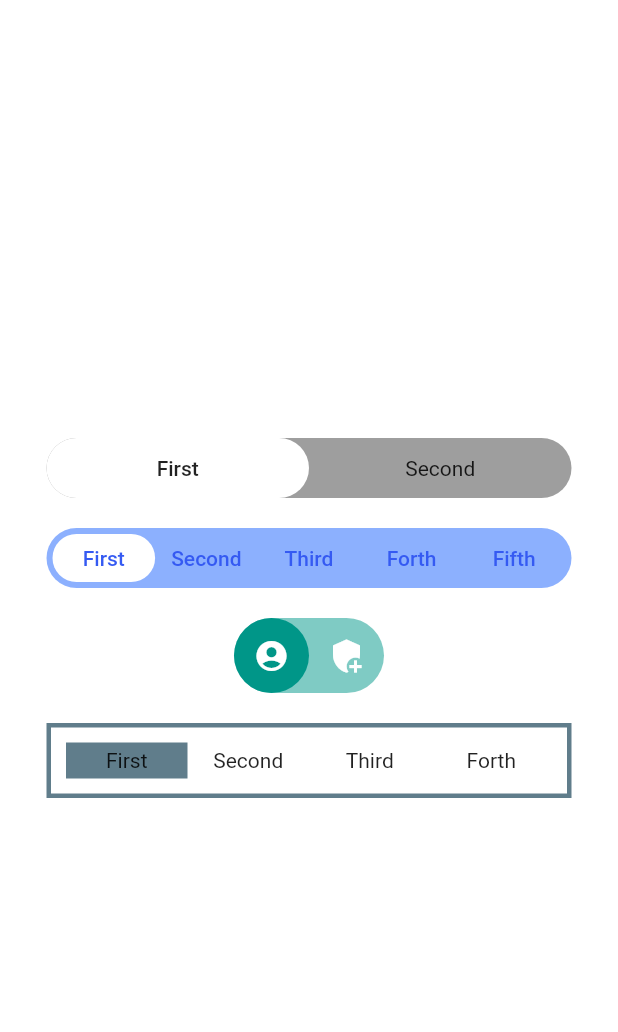
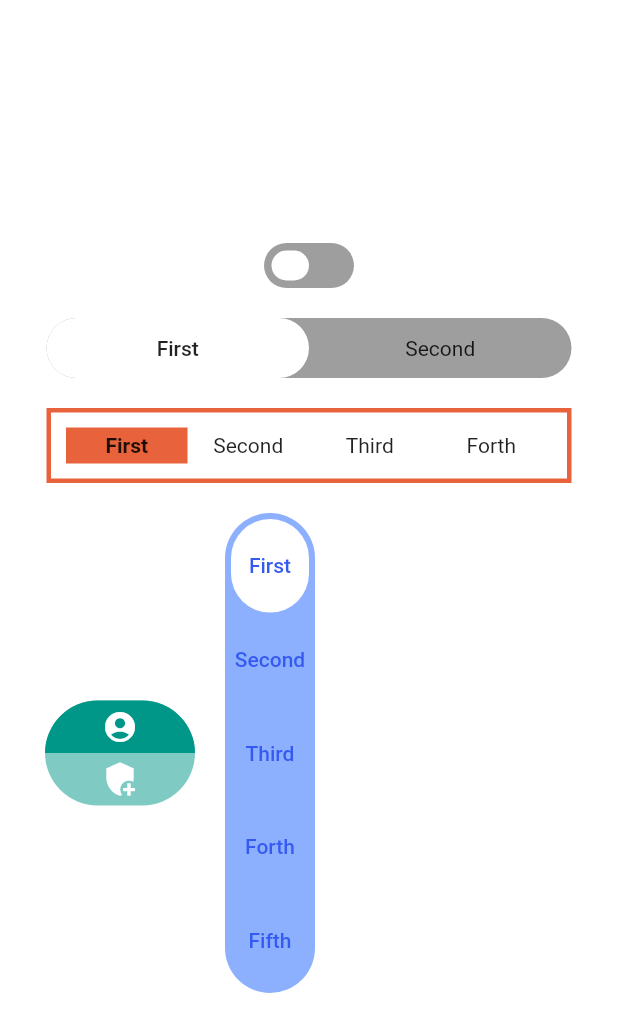
Before and after one commit to chahohbily/slide_switcher, a Flutter app: the screen it shows after launch, after a tap on "First", on a phone screen of 412 x 824 dp. Shown: the top 1032 px of the screen. Run offline on Flutter 3.47's test engine with Material 2 defaults, Android fonts, the phone set to English and light mode, and no system bars.

Commit message:
* Adding the ability to make vertical sliders * Adding the ability to impose a shadow on the container * Editing the container size error

```diff
--- a/example/lib/main.dart
+++ b/example/lib/main.dart
@@ -33,32 +33,115 @@ class _MyHomePageState extends State<MyHomePage> {
   @override
   Widget build(BuildContext context) {
     return Scaffold(
+      backgroundColor: switcherIndex1 == 0
+          ? Colors.white10.withOpacity(0.27)
+          : Colors.white10.withOpacity(0.2),
       body: Center(
         child: Column(
           mainAxisAlignment: MainAxisAlignment.center,
           children: [
             SlideSwitcher(
                 children: [
+                  Container(),
+                  Container(),
+                ],
+                containerHeight: 30,
+                containerWight: 60,
+                onSelect: (int index) => setState(() => switcherIndex1 = index),
+                indents: 5,
+                containerColor:
+                    switcherIndex1 == 0 ? Colors.grey : Colors.indigo.shade300),
+            const SizedBox(height: 20),
+            SlideSwitcher(
+              children: [
                 Text(
                   'First',
                   style: TextStyle(
-                      fontWeight: switcherIndex1 == 0
+                      fontWeight: switcherIndex2 == 0
                           ? FontWeight.w500
                           : FontWeight.w400),
                 ),
                 Text(
                   'Second',
                   style: TextStyle(
-                      fontWeight: switcherIndex1 == 1
+                      fontWeight: switcherIndex2 == 1
                           ? FontWeight.w500
                           : FontWeight.w400),
                 ),
               ],
-              onSelect: (index) => setState(() => switcherIndex1 = index),
+              onSelect: (index) => setState(() => switcherIndex2 = index),
               containerHeight: 40,
               containerWight: 350,
             ),
             const SizedBox(height: 20),
+            SlideSwitcher(
+              children: [
+                Text(
+                  'First',
+                  style: TextStyle(
+                      fontWeight: switcherIndex3 == 0
+                          ? FontWeight.w600
+                          : FontWeight.w400),
+                ),
+                Text(
+                  'Second',
+                  style: TextStyle(
+                      fontWeight: switcherIndex3 == 1
+                          ? FontWeight.w600
+                          : FontWeight.w400),
+                ),
+                Text(
+                  'Third',
+                  style: TextStyle(
+                      fontWeight: switcherIndex3 == 2
+                          ? FontWeight.w600
+                          : FontWeight.w400),
+                ),
+                Text(
+                  'Forth',
+                  style: TextStyle(
+                      fontWeight: switcherIndex3 == 3
+                          ? FontWeight.w600
+                          : FontWeight.w400),
+                ),
+              ],
+              onSelect: (int index) => setState(() => switcherIndex3 = index),
+              containerBorderRadius: 0,
+              indents: 10,
+              containerBorder: Border.all(
+                width: 3,
+                color: const Color.fromRGBO(232, 99, 60, 1.0),
+              ),
+              containerColor: Colors.white,
+              slidersColors: const [
+                const Color.fromRGBO(232, 99, 60, 1.0),
+              ],
+              containerHeight: 50,
+              containerWight: 350,
+            ),
+            const SizedBox(height: 20),
+            Row(
+              children: [
+                const SizedBox(width: 30),
+                SlideSwitcher(
+                  children: const [
+                    Icon(
+                      Icons.account_circle_rounded,
+                      color: Colors.white,
+                    ),
+                    Icon(
+                      Icons.add_moderator,
+                      color: Colors.white,
+                    ),
+                  ],
+                  onSelect: (index) {},
+                  direction: Axis.vertical,
+                  containerColor: Colors.teal.withOpacity(0.5),
+                  slidersColors: const [Colors.teal],
+                  containerHeight: 70,
+                  containerWight: 100,
+                ),
+                const SizedBox(width: 20),
                 SlideSwitcher(
                   children: const [
                     Text(
@@ -99,50 +182,13 @@ class _MyHomePageState extends State<MyHomePage> {
                   ],
                   onSelect: (index) {},
                   slidersColors: const [Colors.white],
-              containerHeight: 40,
-              containerWight: 350,
+                  containerHeight: 320,
+                  containerWight: 60,
                   indents: 4,
+                  direction: Axis.vertical,
                   containerColor: const Color.fromRGBO(140, 176, 254, 1),
                 ),
-            const SizedBox(height: 20),
-            SlideSwitcher(
-              children: const [
-                Icon(
-                  Icons.account_circle_rounded,
-                  color: Colors.white,
-                ),
-                Icon(
-                  Icons.add_moderator,
-                  color: Colors.white,
-                ),
               ],
-              onSelect: (index) {},
-              containerColor: Colors.teal.withOpacity(0.5),
-              slidersColors: const [Colors.teal],
-              containerHeight: 50,
-              containerWight: 100,
-            ),
-            const SizedBox(height: 20),
-            SlideSwitcher(
-              children: const [
-                Text('First'),
-                Text('Second'),
-                Text('Third'),
-                Text('Forth'),
-              ],
-              onSelect: (index) {},
-              containerBorderRadius: 0,
-              indents: 10,
-              containerBorder: Border.all(
-                width: 3,
-                color: Colors.blueGrey,
-              ),
-              containerColor: Colors.white,
-              slidersColors: const [
-                Colors.blueGrey,
-              ],
-              containerHeight: 50,
-              containerWight: 350,
             ),
           ],
         ),
--- a/lib/slide_switcher.dart
+++ b/lib/slide_switcher.dart
@@ -36,6 +36,12 @@ class SlideSwitcher extends StatefulWidget {
   ///Indents between the container and the sliders (the same on all sides)
   final double indents;
 
+  ///Defining the direction of the slider swipe
+  final Axis direction;
+
+  ///A shadow cast by a box
+  final List<BoxShadow> containerBoxShadow;
+
   ///A class for creating sliders
   const SlideSwitcher({
     Key? key,
@@ -50,6 +56,8 @@ class SlideSwitcher extends StatefulWidget {
     this.slidersGradients = const [],
     this.containerColor = Colors.grey,
     this.containerBorderRadius = 1000,
+    this.direction = Axis.horizontal,
+    this.containerBoxShadow = const [],
   }) : super(key: key);
 
   @override
@@ -59,7 +67,8 @@ class SlideSwitcher extends StatefulWidget {
 class _SlideSwitcherState extends State<SlideSwitcher>
     with SingleTickerProviderStateMixin {
   late final double sliderBorderRadius;
-  late final double slidersWight;
+  late final double slidersLongSide;
+  late final double slidersShortSide;
   late final double containerBorderHeight;
   late final double containerBorderWight;
   int index = 0;
@@ -71,15 +80,15 @@ class _SlideSwitcherState extends State<SlideSwitcher>
   );
   late Animation<Offset> offsetAnimation = Tween<Offset>(
     begin: const Offset(0.0, 0.0),
-    end: const Offset(1.0, 0.0),
+    end: widget.direction == Axis.horizontal
+        ? const Offset(1.0, 0.0)
+        : const Offset(0.0, 1.0),
   ).animate(
     CurvedAnimation(
       parent: _controller,
       curve: Curves.linear,
     ),
   );
-
-  //todo vertical slide, check on another devices
 
   @override
   void initState() {
@@ -94,46 +103,66 @@ class _SlideSwitcherState extends State<SlideSwitcher>
           (widget.containerHeight - widget.indents - containerBorderWight) *
               (widget.containerBorderRadius / widget.containerHeight);
 
-      slidersWight =
-          (widget.containerWight - widget.indents * 2 - containerBorderWight) /
+      slidersLongSide = widget.direction == Axis.horizontal
+          ? (widget.containerWight -
+                  widget.indents * 2 -
+                  containerBorderWight) /
+              widget.children.length
+          : (widget.containerHeight -
+                  widget.indents * 2 -
+                  containerBorderHeight) /
               widget.children.length;
     } else {
-      slidersWight = (widget.containerWight - containerBorderWight) /
+      slidersLongSide = widget.direction == Axis.horizontal
+          ? (widget.containerWight - containerBorderWight) /
+              widget.children.length
+          : (widget.containerHeight - containerBorderHeight) /
               widget.children.length;
 
       sliderBorderRadius = (widget.containerHeight - containerBorderWight) *
           (widget.containerBorderRadius / widget.containerHeight);
     }
+
+    slidersShortSide = widget.direction == Axis.horizontal
+        ? widget.containerHeight - widget.indents * 2 - containerBorderHeight
+        : widget.containerWight - widget.indents * 2 - containerBorderWight;
+
     super.initState();
   }
 
   @override
   Widget build(BuildContext context) {
     return Container(
-      height: widget.containerHeight,
-      width: widget.containerWight,
+      height: widget.children.isEmpty ? 0 : widget.containerHeight,
+      width: widget.children.isEmpty ? 0 : widget.containerWight,
       decoration: BoxDecoration(
         color: widget.containerColor,
         borderRadius: BorderRadius.circular(widget.containerBorderRadius),
         border: widget.containerBorder,
+        boxShadow: widget.containerBoxShadow,
       ),
       child: Stack(
-        alignment: Alignment.centerLeft,
+        alignment: widget.direction == Axis.horizontal
+            ? Alignment.centerLeft
+            : Alignment.topCenter,
         children: [
           Padding(
-            padding:
-                EdgeInsets.only(left: widget.indents, right: widget.indents),
+            padding: widget.direction == Axis.horizontal
+                ? EdgeInsets.symmetric(horizontal: widget.indents)
+                : EdgeInsets.symmetric(vertical: widget.indents),
             child: SlideTransition(
               position: offsetAnimation,
               child: AnimatedContainer(
                 duration: const Duration(milliseconds: 250),
-                height: widget.containerHeight -
-                    widget.indents * 2 -
-                    containerBorderHeight,
-                width: slidersWight,
+                height: widget.direction == Axis.vertical
+                    ? slidersLongSide
+                    : slidersShortSide,
+                width: widget.direction == Axis.horizontal
+                    ? slidersLongSide
+                    : slidersShortSide,
                 decoration: BoxDecoration(
                   border: widget.slidersBorder,
-                  borderRadius: BorderRadius.circular(sliderBorderRadius),
+                  borderRadius: makingBorder(index),
                   color: widget.slidersGradients.isEmpty
                       ? index + 1 > widget.slidersColors.length
                           ? widget.slidersColors[0]
@@ -149,14 +178,14 @@ class _SlideSwitcherState extends State<SlideSwitcher>
             ),
           ),
           Padding(
-            padding:
-                EdgeInsets.only(left: widget.indents, right: widget.indents),
-            child: Row(
+            padding: widget.direction == Axis.horizontal
+                ? EdgeInsets.symmetric(horizontal: widget.indents)
+                : EdgeInsets.symmetric(vertical: widget.indents),
+            child: Flex(
+              direction: widget.direction,
               children: List.generate(
                 widget.children.length,
-                (rowIndex) => Row(
-                  children: [
-                    GestureDetector(
+                (rowIndex) => GestureDetector(
                   behavior: HitTestBehavior.translucent,
                   onTap: () {
                     lastIndex = index;
@@ -168,6 +197,7 @@ class _SlideSwitcherState extends State<SlideSwitcher>
                           ? _controller.forward()
                           : _controller.reverse();
                     } else {
+                      if (widget.direction == Axis.horizontal) {
                         offsetAnimation = Tween<Offset>(
                           begin: Offset(lastIndex.toDouble(), 0.0),
                           end: Offset(index.toDouble(), 0.0),
@@ -177,19 +207,34 @@ class _SlideSwitcherState extends State<SlideSwitcher>
                             curve: Curves.linear,
                           ),
                         );
+                      } else {
+                        offsetAnimation = Tween<Offset>(
+                          begin: Offset(0.0, lastIndex.toDouble()),
+                          end: Offset(0.0, index.toDouble()),
+                        ).animate(
+                          CurvedAnimation(
+                            parent: _controller,
+                            curve: Curves.linear,
+                          ),
+                        );
+                      }
                       _controller.reset();
                       _controller.forward();
                     }
                   },
                   child: SizedBox(
-                        height: widget.containerHeight,
-                        width: slidersWight,
+                    height: widget.direction == Axis.vertical
+                        ? slidersLongSide
+                        : slidersShortSide,
+                    width: widget.direction == Axis.horizontal
+                        ? slidersLongSide
+                        : slidersShortSide,
+                    child: SizedBox(
                       child: Center(
                         child: widget.children[rowIndex],
                       ),
                     ),
-                    )
-                  ],
+                  ),
                 ),
               ),
             ),
@@ -198,4 +243,29 @@ class _SlideSwitcherState extends State<SlideSwitcher>
       ),
     );
   }
+
+  BorderRadius makingBorder(int index) {
+    bool verticalBadSize = widget.direction == Axis.vertical &&
+            widget.containerHeight < widget.containerWight * 2
+        ? true
+        : false;
+    bool horizontalBadSize = widget.direction == Axis.horizontal &&
+            widget.containerHeight * 2 > widget.containerWight
+        ? true
+        : false;
+    return BorderRadius.only(
+      bottomLeft: index == 0 && verticalBadSize || index == widget.children.length - 1 && horizontalBadSize
+          ? Radius.zero
+          : Radius.circular(sliderBorderRadius),
+      bottomRight: index == 0 && (verticalBadSize || horizontalBadSize)
+          ? Radius.zero
+          : Radius.circular(sliderBorderRadius),
+      topLeft: index == widget.children.length - 1 && verticalBadSize || index == widget.children.length - 1 && horizontalBadSize
+          ? Radius.zero
+          : Radius.circular(sliderBorderRadius),
+      topRight: index == widget.children.length - 1 && verticalBadSize || index == 0 && horizontalBadSize
+          ? Radius.zero
+          : Radius.circular(sliderBorderRadius),
+    );
   }
+}
--- a/pubspec.yaml
+++ b/pubspec.yaml
@@ -1,6 +1,6 @@
 name: slide_switcher
 description: Package for creating switching widgets with extensive customization options
-version: 1.0.0
+version: 1.1.0
 repository: https://github.com/chahohbily/slide_switcher
 
 environment:
```
Also changed, not shown: 1 other file. Lines whose indentation alone changed are shown as unchanged.
